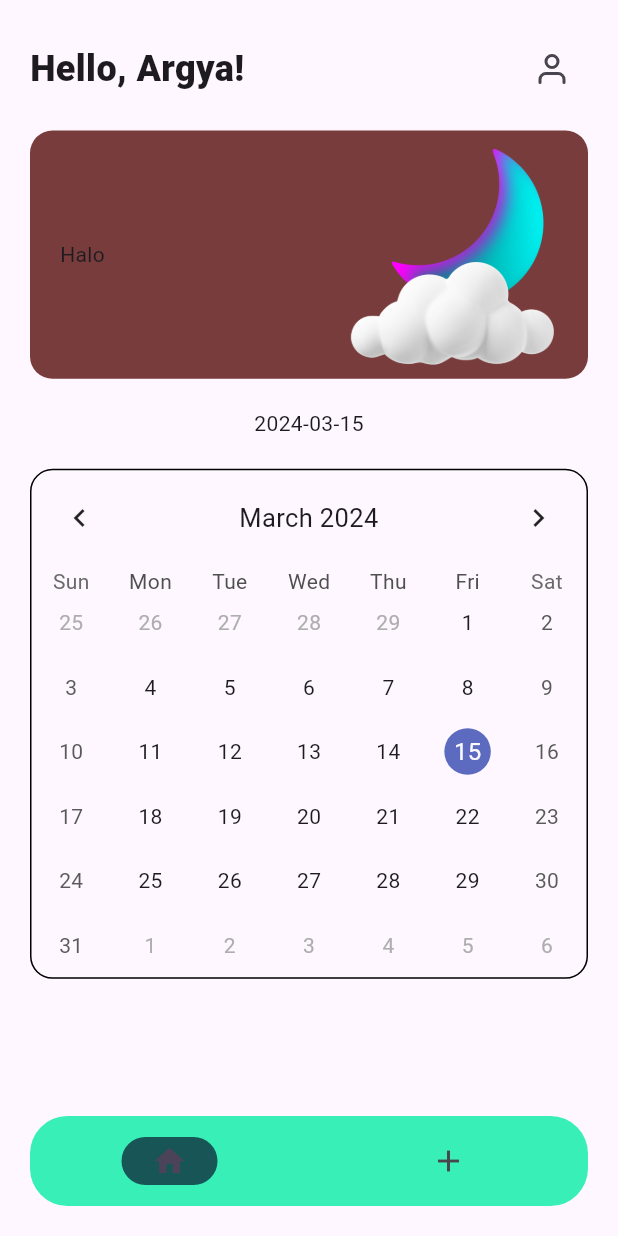
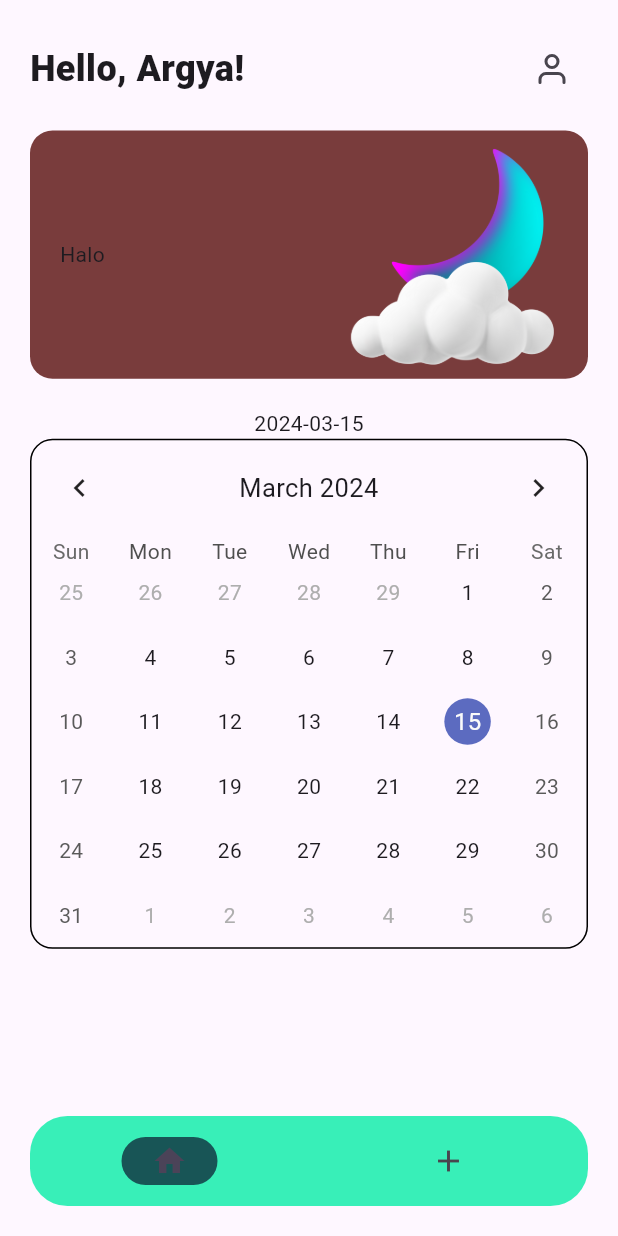
Before and after one commit to bayuhadi863/sleep-diary-mobile, a Flutter app: the screen it shows after launch, on a phone screen of 412 x 824 dp. Run offline on Flutter 3.47's test engine with Material 3 defaults, Android fonts, the light colour scheme and no system bars; drawn by our look-alikes of table_calendar; our stand-ins replace feather_icons.

Commit message:
Modify folder structure

```diff
--- a/lib/pages/home_page.dart
+++ b/lib/features/sleep_note/screens/home_page.dart
@@ -16,6 +16,7 @@ class _HomePageState extends State<HomePage> {
       today = day;
     });
   }
+
   @override
   Widget build(BuildContext context) {
     return Scaffold(
@@ -41,7 +42,9 @@ class _HomePageState extends State<HomePage> {
       child: Column(
         children: [
           Text(today.toString().split(" ")[0]),
-          const SizedBox(height: 20,),
+          const SizedBox(
+              // height: 20,     // Iki nggarai error
+              ),
           Container(
             decoration: BoxDecoration(
               borderRadius: BorderRadius.circular(15.0),
@@ -50,8 +53,8 @@ class _HomePageState extends State<HomePage> {
             child: TableCalendar(
               locale: "en_US",
               rowHeight: 43,
-              headerStyle:
-                  const HeaderStyle(formatButtonVisible: false, titleCentered: true),
+              headerStyle: const HeaderStyle(
+                  formatButtonVisible: false, titleCentered: true),
               availableGestures: AvailableGestures.all,
               selectedDayPredicate: (day) => isSameDay(day, today),
               focusedDay: today,
@@ -64,6 +67,7 @@ class _HomePageState extends State<HomePage> {
       ),
     );
   }
+
   AspectRatio _header() {
     return AspectRatio(
       aspectRatio: 336 / 135,
--- a/lib/main.dart
+++ b/lib/main.dart
@@ -1,6 +1,6 @@
 import 'package:flutter/material.dart';
-import 'package:sleep_diary_mobile/pages/add_sleep_page.dart';
-import 'package:sleep_diary_mobile/pages/home_page.dart';
+import 'package:sleep_diary_mobile/features/sleep_note/screens/add_sleep_page.dart';
+import 'package:sleep_diary_mobile/features/sleep_note/screens/home_page.dart';
 
 void main() {
   runApp(const MyApp());
```
Also changed, not shown: lib/features/sleep_note/screens/add_sleep_page.dart (renamed from lib/pages/add_sleep_page.dart).
